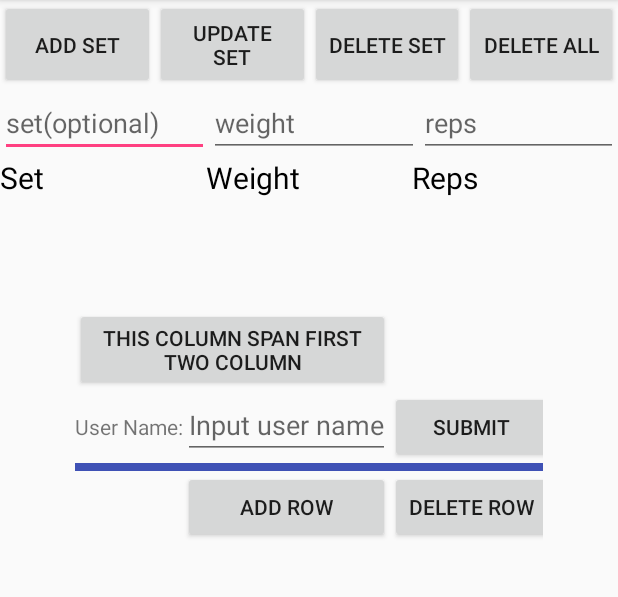
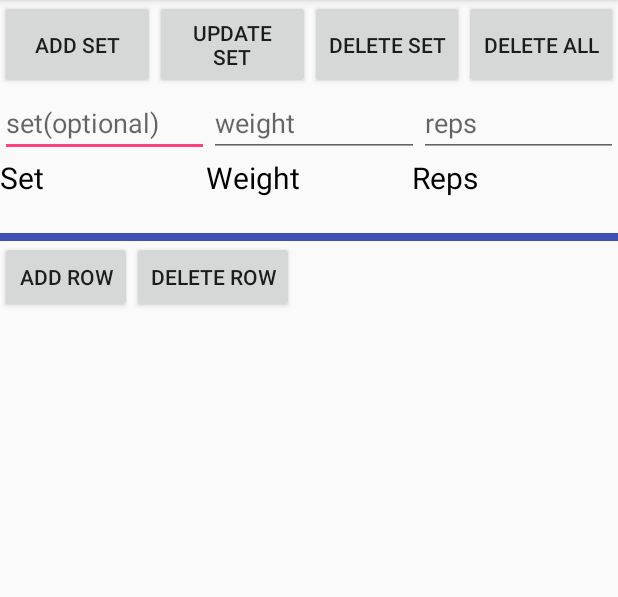
Before and after one commit to ftsai231/Fitness-app, an Android app: the WorkoutPlan_Activity screen opened directly, with no data from a screen before it, on a phone screen of 412 x 824 dp, the part 84-681 px from its top. Run offline under Robolectric (Android 15) with nearby library versions, the phone set to English and light mode, and no system bars.

Commit message:
some small changes

```diff
--- a/app/src/main/java/com/example/tsai/fitnesstrack/WorkoutPlan_Activity.java
+++ b/app/src/main/java/com/example/tsai/fitnesstrack/WorkoutPlan_Activity.java
@@ -25,6 +25,8 @@ public class WorkoutPlan_Activity extends AppCompatActivity {
     private TextView tableSet;
     private TextView tableWeight;
     private TextView tableReps;
+    private Button addRowButton;
+    private TableLayout tableLayout;
 
     private Context context = null;
 
@@ -56,9 +58,15 @@ public class WorkoutPlan_Activity extends AppCompatActivity {
         /*************************************************************/
 
         context = getApplicationContext();
-        final TableLayout tableLayout = (TableLayout)findViewById(R.id.table_layout_table);
+        tableLayout = (TableLayout)findViewById(R.id.table_layout_table);
 
-        Button addRowButton = (Button) findViewById(R.id.table_layout_add_row_button);
+        addRowButton = (Button) findViewById(R.id.table_layout_add_row_button);
+        addTableRow();
+
+
+    }
+
+    public void addTableRow(){
         addRowButton.setOnClickListener(new View.OnClickListener() {
             @Override
             public void onClick(View v) {
@@ -80,8 +88,6 @@ public class WorkoutPlan_Activity extends AppCompatActivity {
 
             }
         });
-
-
     }
 
     public void addData(){
@@ -137,7 +143,7 @@ public class WorkoutPlan_Activity extends AppCompatActivity {
     }
 
 
-    public String[] viewData(){
+    public void viewData(){
         Cursor res = myDb.getAllData();
         StringBuilder sb_set = new StringBuilder();
         StringBuilder sb_weight = new StringBuilder();
@@ -157,7 +163,6 @@ public class WorkoutPlan_Activity extends AppCompatActivity {
         tableSet.setText(strArr[0]);
         tableWeight.setText(strArr[1]);
         tableReps.setText(strArr[2]);
-        return strArr;
     }
 
 }
--- a/app/src/main/res/layout/workoutplan.xml
+++ b/app/src/main/res/layout/workoutplan.xml
@@ -122,35 +122,10 @@
             android:id="@+id/table_layout_table"
             android:layout_width="match_parent"
             android:layout_height="match_parent"
-            android:padding="50dp">
 
-            <!-- A button span first 2 columns. -->
-            <TableRow
-                android:id="@+id/table_layout_row_1"
-                android:layout_width="match_parent"
-                android:layout_height="wrap_content">
+            >
 
-                <!-- android:layout_span configure how many columns to span by this column. -->
-                <Button
-                    android:layout_gravity="left"
-                    android:layout_span="2"
-                    android:text="This column span first two column" />
 
-            </TableRow>
-
-            <!-- Add three common column in the table row. -->
-            <TableRow
-                android:id="@+id/table_layout_row_2"
-                android:layout_width="match_parent"
-                android:layout_height="wrap_content">
-
-                <TextView android:text="User Name:" />
-
-                <EditText android:hint="Input user name" />
-
-                <Button android:text="Submit" />
-
-            </TableRow>
 
             <!-- Add a blue line. -->
             <View
```
